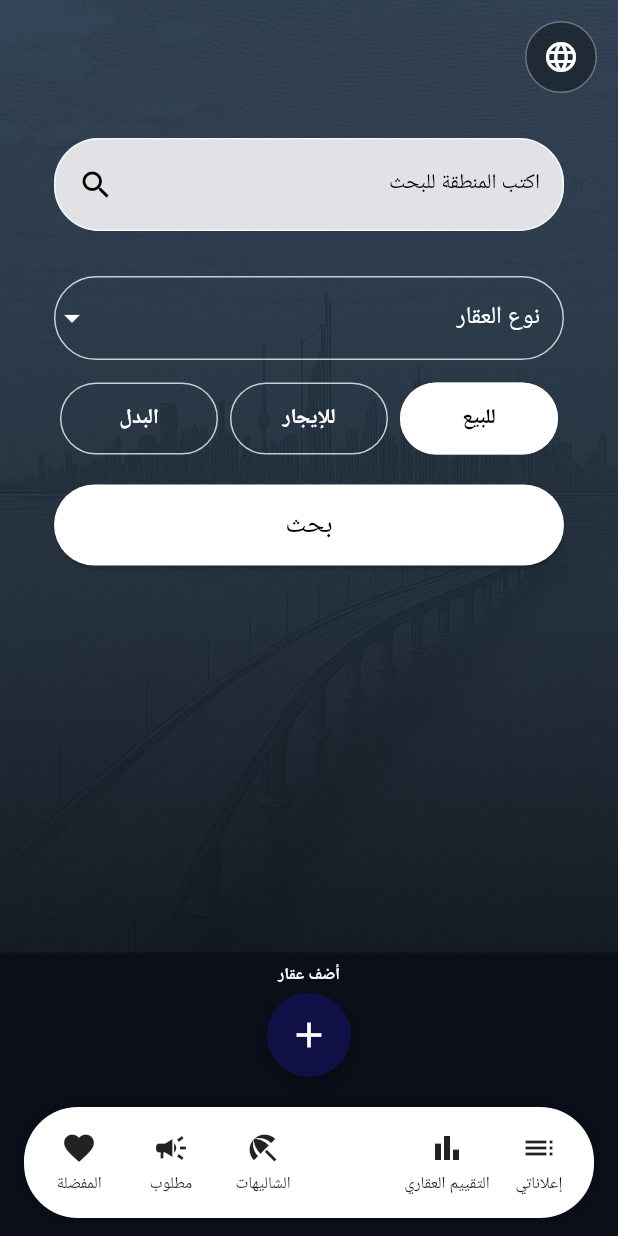
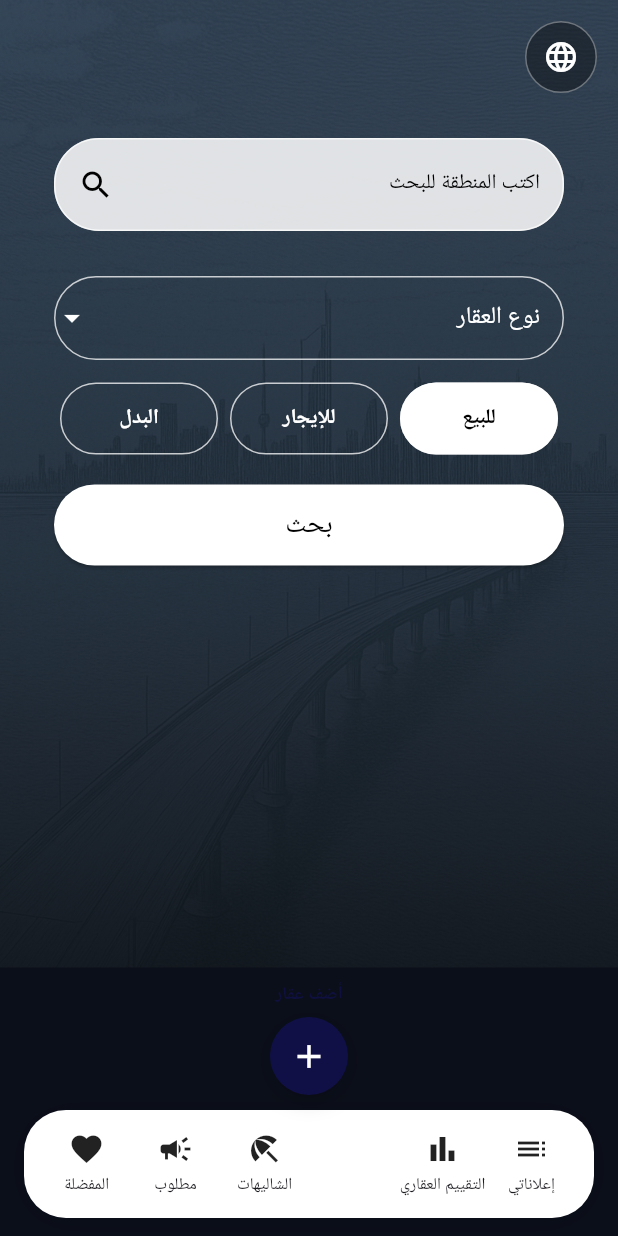
Before and after one commit to salmuqled/aqarai-web, a Flutter app: the HomePage screen opened directly, on a phone screen of 412 x 824 dp. Run offline on Flutter 3.47's test engine with Material 3 defaults, Android fonts, the light colour scheme and no system bars; our stand-ins replace cached_network_image, cloud_firestore, cloud_functions, device_info_plus, firebase_auth, firebase_core and 5 more; accounts and stored records are empty; network calls fail.

Commit message:
تحديث المساعد و الدوال

```diff
--- a/lib/home_page.dart
+++ b/lib/home_page.dart
@@ -205,7 +205,7 @@ class _HomePageState extends State<HomePage> {
               color: _bgColor,
               padding: EdgeInsets.fromLTRB(16, 12, 16, bottomInset + 12),
               child: SizedBox(
-                height: 165,
+                height: 155,
                 child: Stack(
                   clipBehavior: Clip.none,
                   alignment: Alignment.bottomCenter,
@@ -215,13 +215,17 @@ class _HomePageState extends State<HomePage> {
                       right: 0,
                       bottom: 0,
                       child: Container(
-                        height: 74,
-                        padding: const EdgeInsets.symmetric(horizontal: 6),
+                        height: 72,
+                        padding: const EdgeInsets.symmetric(horizontal: 12),
                         decoration: BoxDecoration(
                           color: Colors.white,
-                          borderRadius: BorderRadius.circular(36),
-                          boxShadow: const [
-                            BoxShadow(color: Colors.black26, blurRadius: 12),
+                          borderRadius: BorderRadius.circular(28),
+                          boxShadow: [
+                            BoxShadow(
+                              color: Colors.black.withOpacity(0.12),
+                              blurRadius: 20,
+                              offset: const Offset(0, 2),
+                            ),
                           ],
                         ),
                         child: Row(
@@ -301,11 +305,10 @@ class _HomePageState extends State<HomePage> {
                         ),
                       ),
                     ),
-
                     Positioned(
                       left: 0,
                       right: 0,
-                      bottom: 94,
+                      bottom: 82,
                       child: Center(
                         child: GestureDetector(
                           behavior: HitTestBehavior.opaque,
@@ -319,34 +322,37 @@ class _HomePageState extends State<HomePage> {
                           },
                           child: Column(
                             mainAxisSize: MainAxisSize.min,
+                            mainAxisAlignment: MainAxisAlignment.center,
                             children: [
                               Text(
                                 loc.addProperty,
-                                style: const TextStyle(
-                                  fontSize: 11,
+                                textAlign: TextAlign.center,
+                                style: TextStyle(
+                                  fontSize: 12,
                                   fontWeight: FontWeight.w600,
-                                  color: Colors.white,
+                                  letterSpacing: 0.3,
+                                  color: const Color(0xFF101046).withOpacity(0.85),
                                 ),
                               ),
-                              const SizedBox(height: 4),
+                              const SizedBox(height: 6),
                               Container(
-                                width: 56,
-                                height: 56,
-                                decoration: const BoxDecoration(
-                                  color: Color(0xFF101046),
+                                width: 52,
+                                height: 52,
+                                decoration: BoxDecoration(
+                                  color: const Color(0xFF101046),
                                   shape: BoxShape.circle,
                                   boxShadow: [
                                     BoxShadow(
-                                      color: Colors.black38,
+                                      color: Colors.black.withOpacity(0.2),
                                       blurRadius: 12,
-                                      offset: Offset(0, 4),
+                                      offset: const Offset(0, 3),
                                     ),
                                   ],
                                 ),
                                 child: const Icon(
                                   Icons.add,
                                   color: Colors.white,
-                                  size: 28,
+                                  size: 26,
                                 ),
                               ),
                             ],
@@ -476,13 +482,17 @@ class _BottomItem extends StatelessWidget {
       onTap: onTap,
       child: Column(
         mainAxisAlignment: MainAxisAlignment.center,
+        mainAxisSize: MainAxisSize.min,
         children: [
-          Icon(icon, color: Colors.black87),
+          Icon(icon, color: Colors.black87, size: 24),
           const SizedBox(height: 4),
           Text(
             label,
             textAlign: TextAlign.center,
-            style: const TextStyle(fontSize: 11),
+            style: const TextStyle(
+              fontSize: 11,
+              fontWeight: FontWeight.w500,
+            ),
           ),
         ],
       ),
```
Lines whose indentation alone changed are shown as unchanged.
